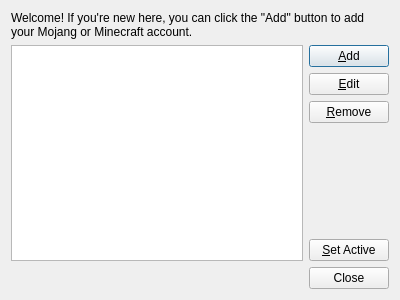
Old version of the form gui/dialogs/AccountListDialog.ui in the repository FreesmTeam/FreesmLauncher.
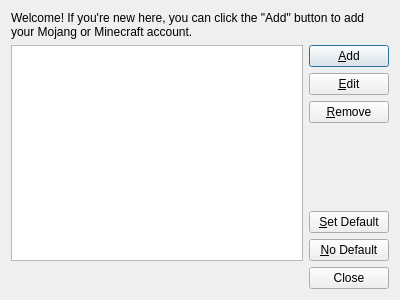
New version of the form.

Commit message:
Allow setting no default account
This allows the user to select an account to use every time they launch
an instance.

Patch:
```diff
--- a/gui/dialogs/AccountListDialog.ui
+++ b/gui/dialogs/AccountListDialog.ui
@@ -71,7 +71,17 @@
           <string>&lt;html&gt;&lt;head/&gt;&lt;body&gt;&lt;p&gt;Set the currently selected account as the active account. The active account is the account that is used to log in (unless it is overridden in an instance-specific setting).&lt;/p&gt;&lt;/body&gt;&lt;/html&gt;</string>
          </property>
          <property name="text">
-          <string>&amp;Set Active</string>
+          <string>&amp;Set Default</string>
+         </property>
+        </widget>
+       </item>
+       <item>
+        <widget class="QPushButton" name="noDefaultBtn">
+         <property name="toolTip">
+          <string>Set no default account. This will cause MultiMC to prompt you to select an account every time you launch an instance that doesn't have its own default set.</string>
+         </property>
+         <property name="text">
+          <string>&amp;No Default</string>
          </property>
         </widget>
        </item>
```
Left out of the diff: 2 changed lines with no effect on the pictures. The commit also changes 9 other files.
